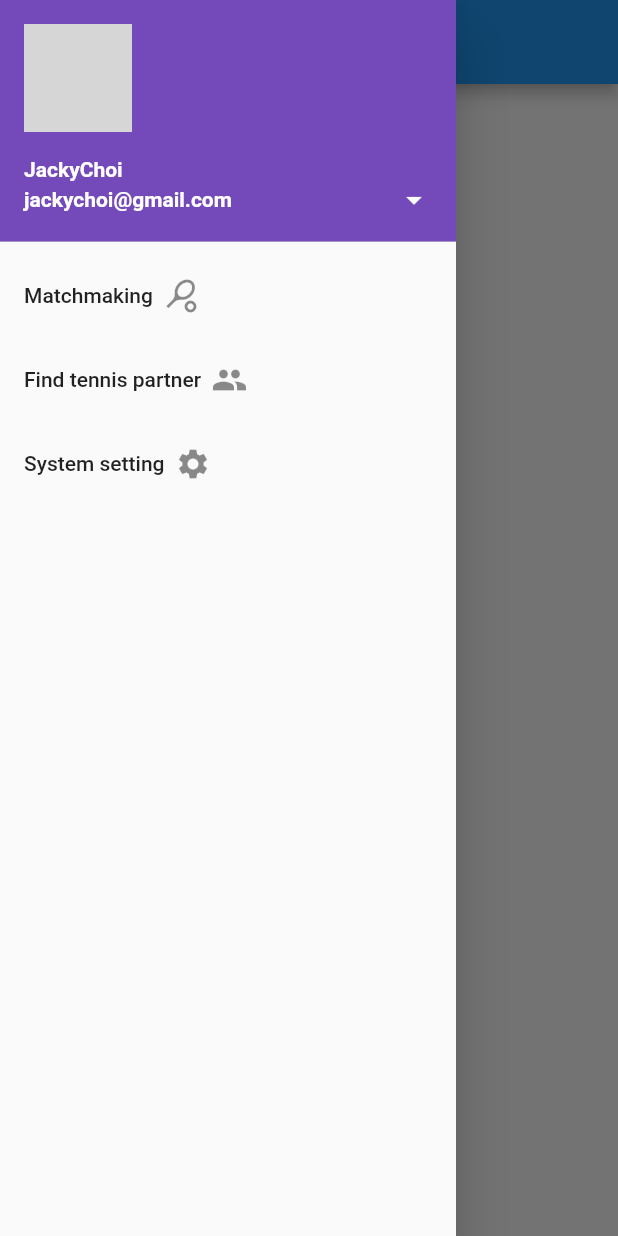
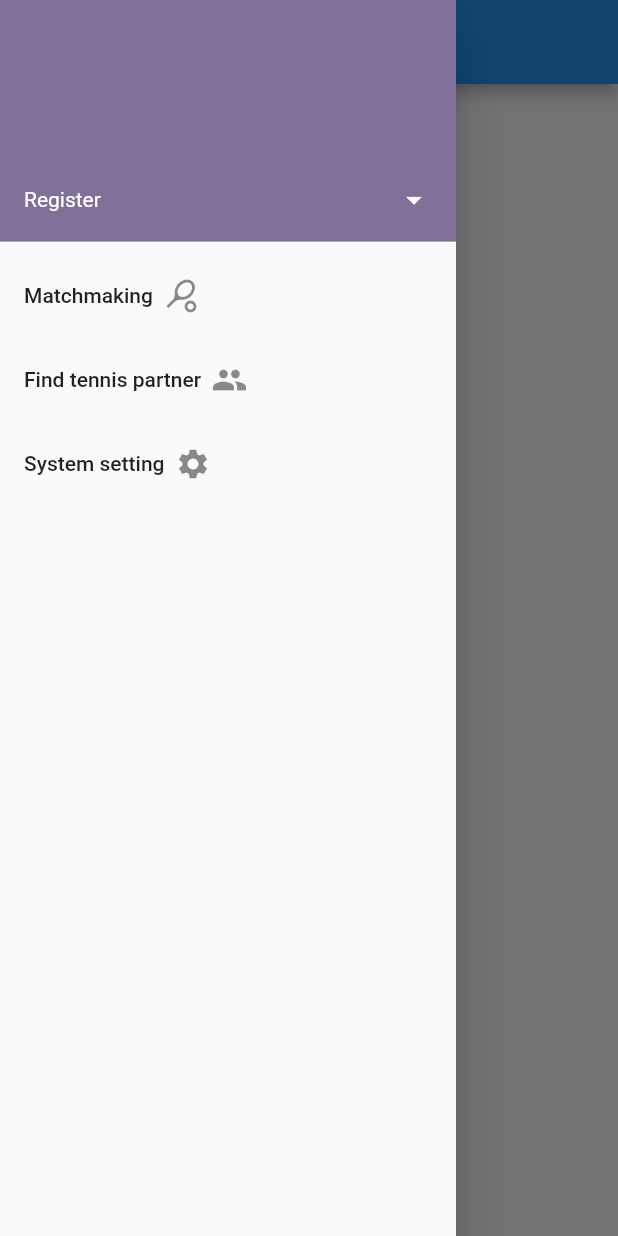
Before and after one commit to jackychoi26/play_tennis_hk, a Flutter app: the screen it shows after launch, with the side drawer open, on a phone screen of 412 x 824 dp. Run offline on Flutter 3.47's test engine with Material 2 defaults, Android fonts, the light colour scheme and no system bars; our stand-ins replace dio, flutter_riverpod, flutter_secure_storage; generated files the repository leaves out were written again; network calls fail; grey boxes are pictures that could not be loaded.

Commit message:
feat: added user profile and token related logic, ready for registration feature

```diff
--- a/lib/components/custom_drawer.dart
+++ b/lib/components/custom_drawer.dart
@@ -1,31 +1,28 @@
 import 'package:flutter/material.dart';
+import 'package:flutter_riverpod/flutter_riverpod.dart';
 import 'package:play_tennis_hk/components/custom_text.dart';
 import 'package:flutter_gen/gen_l10n/app_localizations.dart';
+import 'package:play_tennis_hk/features/profile/domain/providers/token_provider.dart';
 import 'package:play_tennis_hk/features/profile/ui/profile_landing_screen.dart';
+import 'package:play_tennis_hk/features/profile/ui/registration_screen.dart';
 
-class CustomDrawer extends StatelessWidget {
+class CustomDrawer extends ConsumerWidget {
   const CustomDrawer({super.key});
 
   @override
-  Widget build(BuildContext context) {
+  Widget build(BuildContext context, WidgetRef ref) {
+    final isLoggedIn = ref.watch(tokenProvider) != null;
+
     return Drawer(
-      child: Column(
+      child: ListView(
+        padding: const EdgeInsets.only(top: 0.0),
         children: [
-          UserAccountsDrawerHeader(
-            decoration:
-                const BoxDecoration(color: Color.fromARGB(255, 116, 73, 185)),
-            accountName: const Text(
-              "JackyChoi",
-              style: TextStyle(
-                fontWeight: FontWeight.bold,
-              ),
-            ),
-            accountEmail: const Text(
-              "jackychoi@gmail.com",
-              style: TextStyle(
-                fontWeight: FontWeight.bold,
-              ),
-            ),
+          isLoggedIn
+              ? UserAccountsDrawerHeader(
+                  decoration: const BoxDecoration(
+                      color: Color.fromARGB(255, 116, 73, 185)),
+                  accountName: const CustomText("JackyChoi"),
+                  accountEmail: const CustomText("jackychoi@gmail.com"),
                   currentAccountPicture: const CircleAvatar(
                     backgroundImage: NetworkImage("https://picsum.photos/200"),
                   ),
@@ -33,6 +30,21 @@ class CustomDrawer extends StatelessWidget {
                     Navigator.of(context).push(
                       MaterialPageRoute(
                         builder: (context) => const ProfileLandingScreen(),
+                      ),
+                    );
+                  },
+                )
+              : UserAccountsDrawerHeader(
+                  decoration: const BoxDecoration(
+                    color: Color.fromARGB(255, 128, 112, 153),
+                  ),
+                  accountName: const CustomText(""),
+                  accountEmail:
+                      CustomText(AppLocalizations.of(context)?.register),
+                  onDetailsPressed: () {
+                    Navigator.of(context).push(
+                      MaterialPageRoute(
+                        builder: (context) => const RegistrationScreen(),
                       ),
                     );
                   },
--- a/lib/features/matchmaking/domain/providers/matches_provider.dart
+++ b/lib/features/matchmaking/domain/providers/tennis_matches_provider.dart
@@ -1,5 +1,5 @@
 import 'package:flutter_riverpod/flutter_riverpod.dart';
-import 'package:play_tennis_hk/features/matchmaking/data/repositories/matches_repository_impl.dart';
+import 'package:play_tennis_hk/features/matchmaking/data/repositories/tennis_matches_repository_impl.dart';
 import 'package:play_tennis_hk/features/matchmaking/domain/entities/tennis_match.dart';
 
 class TennisMatchesNotifier extends StateNotifier<List<TennisMatch>> {
--- a/lib/features/matchmaking/ui/matchmaking_screen.dart
+++ b/lib/features/matchmaking/ui/matchmaking_screen.dart
@@ -1,6 +1,6 @@
 import 'package:flutter/material.dart';
 import 'package:play_tennis_hk/components/custom_drawer.dart';
-import 'package:play_tennis_hk/features/matchmaking/ui/match_list_screen.dart';
+import 'package:play_tennis_hk/features/matchmaking/ui/tennis_match_list_screen.dart';
 import 'package:play_tennis_hk/components/custom_text.dart';
 import 'package:flutter_gen/gen_l10n/app_localizations.dart';
 
@@ -15,10 +15,11 @@ class _MatchmakingScreenState extends State<MatchmakingScreen> {
   @override
   Widget build(BuildContext context) {
     return Scaffold(
-      appBar:
-          AppBar(title: CustomText(AppLocalizations.of(context)?.matchmaking)),
+      appBar: AppBar(
+        title: CustomText(AppLocalizations.of(context)?.matchmaking),
+      ),
       body: const Center(
-        child: MatchListScreen(),
+        child: TennisMatchListScreen(),
       ),
       drawer: const CustomDrawer(),
     );
--- a/lib/features/matchmaking/ui/match_list_screen.dart
+++ b/lib/features/matchmaking/ui/tennis_match_list_screen.dart
@@ -1,10 +1,10 @@
 import 'package:flutter/material.dart';
 import 'package:flutter_riverpod/flutter_riverpod.dart';
-import 'package:play_tennis_hk/features/matchmaking/domain/providers/matches_provider.dart';
-import 'package:play_tennis_hk/features/matchmaking/ui/match_info_cell.dart';
+import 'package:play_tennis_hk/features/matchmaking/domain/providers/tennis_matches_provider.dart';
+import 'package:play_tennis_hk/features/matchmaking/ui/tennis_match_info_cell.dart';
 
-class MatchListScreen extends ConsumerWidget {
-  const MatchListScreen({super.key});
+class TennisMatchListScreen extends ConsumerWidget {
+  const TennisMatchListScreen({super.key});
 
   @override
   Widget build(BuildContext context, WidgetRef ref) {
@@ -12,7 +12,7 @@ class MatchListScreen extends ConsumerWidget {
 
     return ListView(padding: const EdgeInsets.all(8), children: [
       for (var match in matches)
-        MatchInfoCell(
+        TennisMatchInfoCell(
           startDateTime: match.startDateTime,
           endDateTime: match.endDateTime,
           ustaLevelRange: match.ustaLevelRange,
--- /dev/null
+++ b/lib/features/profile/domain/providers/token_provider.dart
@@ -0,0 +1,19 @@
+import 'package:flutter_riverpod/flutter_riverpod.dart';
+import 'package:play_tennis_hk/features/profile/data/token_repository_impl.dart';
+import 'package:play_tennis_hk/features/profile/domain/repositories/token_repository.dart';
+
+class TokenNotifier extends StateNotifier<String?> {
+  TokenNotifier(this.repository) : super(null) {
+    getAccessToken();
+  }
+
+  TokenRepository repository;
+
+  void getAccessToken() async {
+    state = await repository.getAccessToken();
+  }
+}
+
+final tokenProvider = StateNotifierProvider<TokenNotifier, String?>((ref) {
+  return TokenNotifier(TokenRepositoryImpl());
+});
--- /dev/null
+++ b/lib/features/profile/domain/providers/user_profile_provider.dart
@@ -0,0 +1,8 @@
+import 'package:flutter_riverpod/flutter_riverpod.dart';
+import 'package:play_tennis_hk/features/profile/domain/entities/user_profile.dart';
+
+class UserProfileNotifier extends StateNotifier<UserProfile?> {
+  UserProfileNotifier(super.state);
+
+  void register(UserProfile userProfile) {}
+}
--- /dev/null
+++ b/lib/features/profile/domain/repositories/token_repository.dart
@@ -0,0 +1,4 @@
+abstract class TokenRepository {
+  Future<String?> getAccessToken();
+  Future<void> setAccessToken(String token);
+}
--- a/lib/features/profile/ui/profile_landing_screen.dart
+++ b/lib/features/profile/ui/profile_landing_screen.dart
@@ -2,7 +2,7 @@ import 'package:flutter/material.dart';
 import 'package:play_tennis_hk/components/custom_text.dart';
 import 'package:flutter_gen/gen_l10n/app_localizations.dart';
 import 'package:play_tennis_hk/components/custom_text_field.dart';
-import 'package:play_tennis_hk/features/matchmaking/data/webservices/matches_webservice.dart';
+import 'package:play_tennis_hk/features/matchmaking/data/webservices/tennis_matches_webservice.dart';
 import 'package:play_tennis_hk/features/profile/ui/usta_level_dropdown_selection.dart';
 
 class ProfileLandingScreen extends StatefulWidget {
@@ -31,7 +31,7 @@ class _ProfileLandingScreenState extends State<ProfileLandingScreen> {
                 foregroundColor: Colors.white,
               ),
               onPressed: () {
-                MatchesWebservice().performRequest();
+                TennisMatchesWebservice().performRequest();
               },
               child: CustomText(
                 AppLocalizations.of(context)?.save,
--- a/lib/features/profile/ui/usta_level_dropdown_selection.dart
+++ b/lib/features/profile/ui/usta_level_dropdown_selection.dart
@@ -35,7 +35,7 @@ class _USTALevelDropdownSelectionState
           items: ustaLevelData.map<DropdownMenuItem<double>>((double value) {
             return DropdownMenuItem<double>(
               value: value,
-              child: Text(value.toString()),
+              child: CustomText(value.toString()),
             );
           }).toList(),
         ),
--- a/lib/l10n/app_en.arb
+++ b/lib/l10n/app_en.arb
@@ -18,5 +18,6 @@
   "date": "Date",
   "time": "Time",
   "location": "Location",
-  "remarks": "Remarks"
+  "remarks": "Remarks",
+  "register": "Register"
 }
--- a/lib/l10n/app_zh.arb
+++ b/lib/l10n/app_zh.arb
@@ -36,5 +36,6 @@
   "taiPo": "大埔區",
   "tsuenWan": "荃灣區",
   "tuenMun": "屯門區",
-  "yuenLong": "元朗區"
+  "yuenLong": "元朗區",
+  "register": "註冊帳號"
 }
--- a/pubspec.yaml
+++ b/pubspec.yaml
@@ -41,6 +41,7 @@ dependencies:
   dio: ^5.2.1+1
   flutter_riverpod: ^2.3.6
   riverpod_annotation: ^2.1.1
+  flutter_secure_storage: ^8.0.0
 
 dev_dependencies:
   flutter_test:
```
Also changed, not shown: lib/features/matchmaking/ui/partner_info_cell.dart (+4 -4 lines), lib/features/matchmaking/ui/tennis_match_info_cell.dart (renamed from lib/features/matchmaking/ui/match_info_cell.dart, +10 -7 lines), lib/features/profile/data/token_repository_impl.dart (added, +16 -0 lines), lib/features/profile/data/user_profile_repository.dart (added, +11 -0 lines), lib/features/profile/domain/entities/user_profile.dart (+10 -4 lines), lib/features/profile/domain/usecases/register.dart (deleted, +0 -23 lines), lib/features/profile/ui/registration_screen.dart (+14 -5 lines), lib/features/matchmaking/data/repositories/tennis_matches_repository_impl.dart (renamed from lib/features/matchmaking/data/repositories/matches_repository_impl.dart), pubspec.lock, 6 other files. Lines whose indentation alone changed are shown as unchanged.
